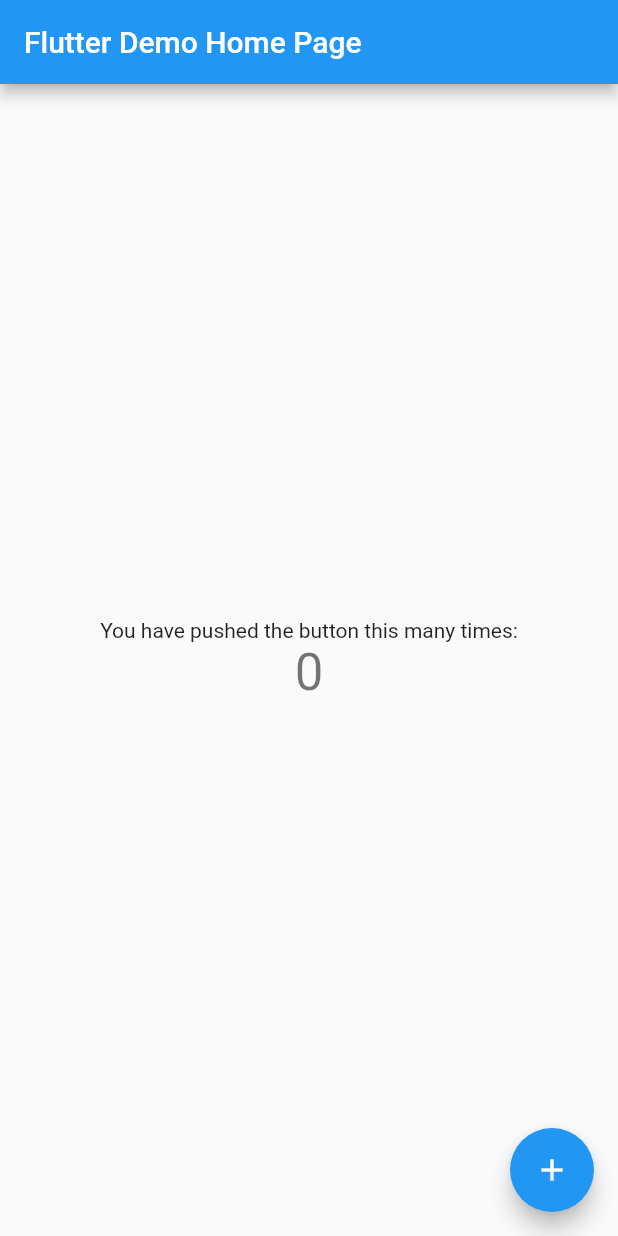
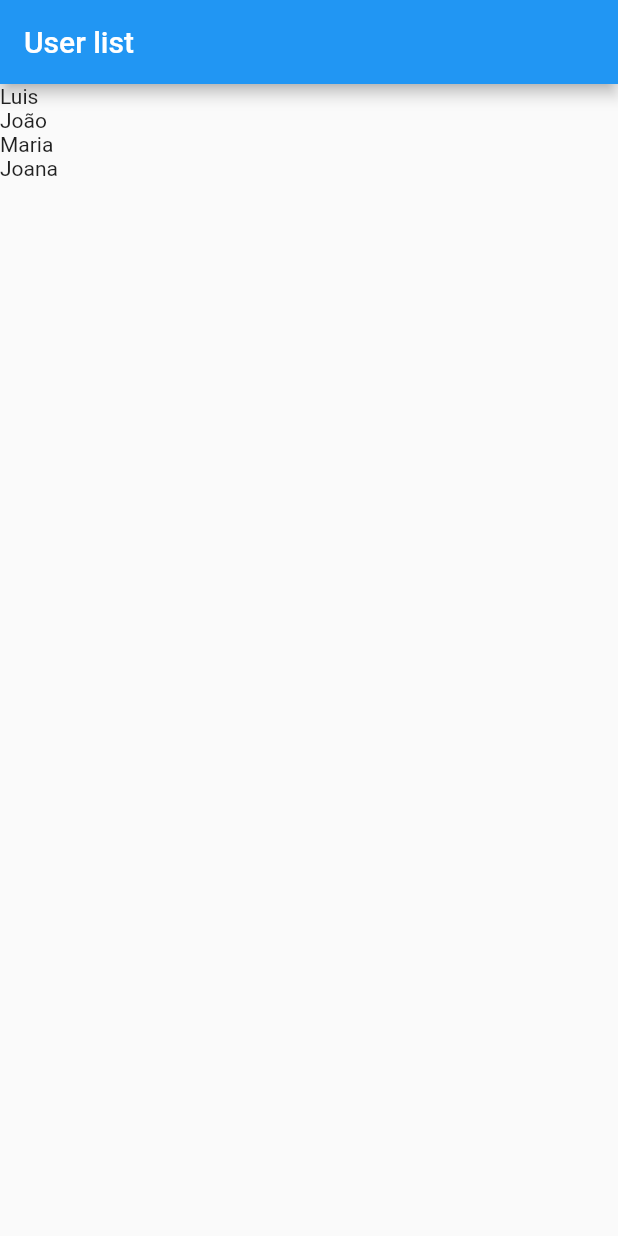
Before and after one commit to Luis020-hub/CRUD, a Flutter app: the screen it shows after launch, on a phone screen of 412 x 824 dp. Run offline on Flutter 3.47's test engine with Material 2 defaults, Android fonts, the phone set to English and light mode, and no system bars.

Commit message:
19/06/2023
- Criando a tela para lista de usuários, chamando ela na main e mostrando os nomes dos usuários.

```diff
--- a/lib/main.dart
+++ b/lib/main.dart
@@ -1,4 +1,5 @@
 import 'package:flutter/material.dart';
+import 'package:flutter_crud/views/user_list.dart';
 
 void main() {
   runApp(const MyApp());
@@ -13,54 +14,7 @@ class MyApp extends StatelessWidget {
       theme: ThemeData(
         primarySwatch: Colors.blue,
       ),
-      home: const MyHomePage(title: 'Flutter Demo Home Page'),
+      home: const UserList(),
     );
   }
 }
-
-class MyHomePage extends StatefulWidget {
-  const MyHomePage({super.key, required this.title});
-
-  final String title;
-
-  @override
-  State<MyHomePage> createState() => _MyHomePageState();
-}
-
-class _MyHomePageState extends State<MyHomePage> {
-  int _counter = 0;
-
-  void _incrementCounter() {
-    setState(() {
-      _counter++;
-    });
-  }
-
-  @override
-  Widget build(BuildContext context) {
-    return Scaffold(
-      appBar: AppBar(
-        title: Text(widget.title),
-      ),
-      body: Center(
-        child: Column(
-          mainAxisAlignment: MainAxisAlignment.center,
-          children: <Widget>[
-            const Text(
-              'You have pushed the button this many times:',
-            ),
-            Text(
-              '$_counter',
-              style: Theme.of(context).textTheme.headlineMedium,
-            ),
-          ],
-        ),
-      ),
-      floatingActionButton: FloatingActionButton(
-        onPressed: _incrementCounter,
-        tooltip: 'Increment',
-        child: const Icon(Icons.add),
-      ),
-    );
-  }
-}
--- /dev/null
+++ b/lib/views/user_list.dart
@@ -0,0 +1,21 @@
+import 'package:flutter/material.dart';
+import 'package:flutter_crud/data/dummy_user.dart';
+
+class UserList extends StatelessWidget {
+  const UserList({super.key});
+
+  @override
+  Widget build(BuildContext context) {
+    const users = {...dummy_users};
+
+    return Scaffold(
+      appBar: AppBar(
+        title: const Text('User list'),
+      ),
+      body: ListView.builder(
+        itemCount: users.length,
+        itemBuilder: (ctx, i) => Text(users.elementAt(i).name),
+      ),
+    );
+  }
+}
```
